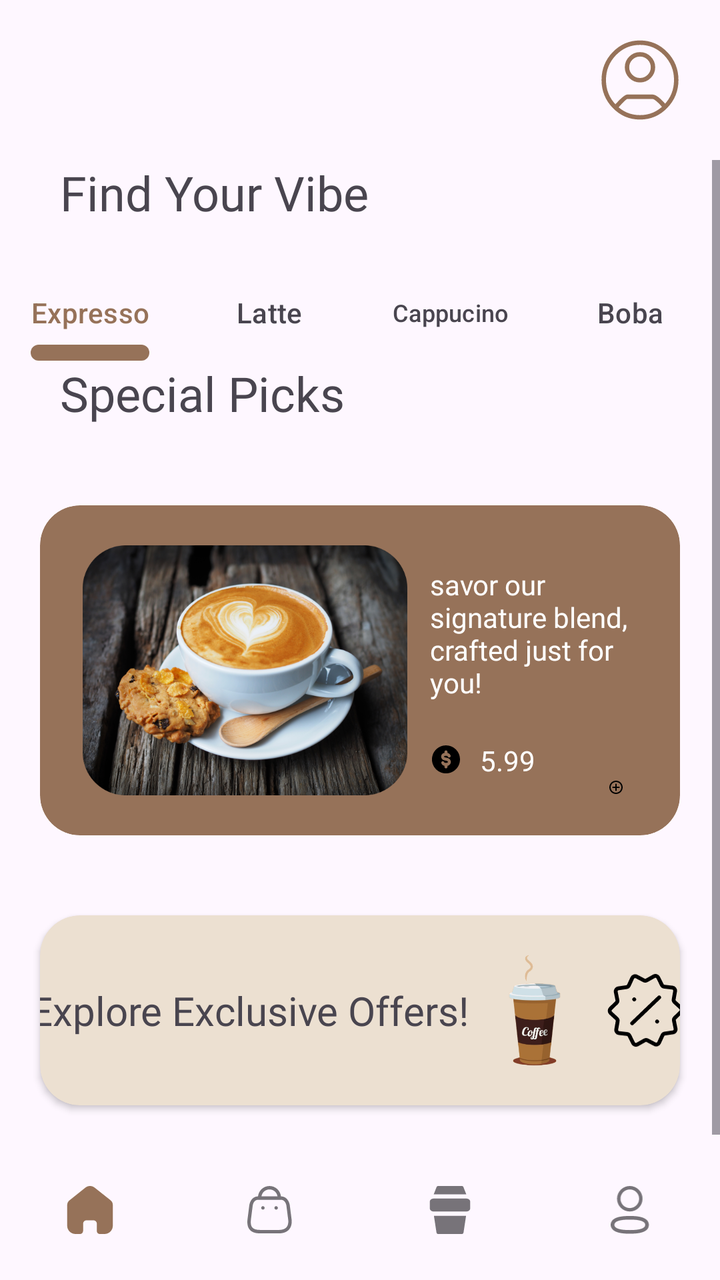
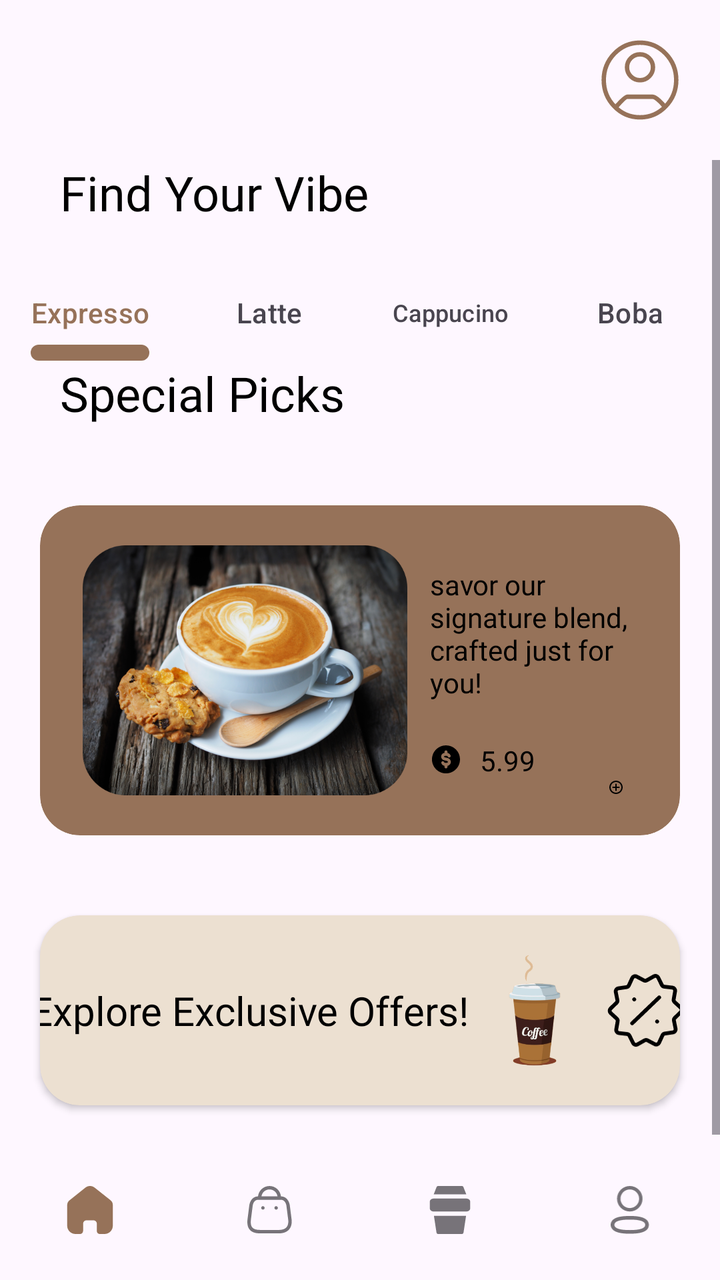

The first picture is an Android layout as it rendered before a commit; the second is the same layout after the commit. The layout source and the unified diff follow.
<!-- AndroidManifest.xml: application theme Theme.Coffeeshop -->
<!-- res/layout/activity_user_dashboard.xml -->
<?xml version="1.0" encoding="utf-8"?>
<RelativeLayout xmlns:android="http://schemas.android.com/apk/res/android"
    xmlns:app="http://schemas.android.com/apk/res-auto"
    xmlns:tools="http://schemas.android.com/tools"
    android:id="@+id/main"
    android:layout_width="match_parent"
    android:layout_height="match_parent"
    android:orientation="vertical"
    tools:context=".User.UserDashboard">


    <ImageView
        android:id="@+id/userProfile"
        android:layout_width="40dp"
        android:layout_height="40dp"
        android:layout_alignParentTop="true"
        android:layout_alignParentEnd="true"
        android:layout_margin="20dp"
        android:contentDescription="@string/profileIcon"
        android:src="@drawable/user_profile_circle" />


        <ScrollView
            android:id="@+id/scrollView"
            android:layout_below="@id/userProfile"
            android:layout_above="@id/bottom_navigation"
            android:layout_width="match_parent"
            android:layout_height="0dp">

            <LinearLayout
                android:layout_width="match_parent"
                android:layout_height="wrap_content"
                android:orientation="vertical">

                <RelativeLayout
                    android:id="@+id/findYourVibe"
                    android:layout_width="match_parent"
                    android:layout_height="wrap_content"
                    android:layout_marginStart="20dp"
                    android:layout_marginBottom="20dp">

                    <TextView
                        android:layout_width="wrap_content"
                        android:layout_height="wrap_content"
                        android:layout_alignParentStart="true"
                        android:layout_centerInParent="true"
                        android:fontFamily="@font/roboto"
                        android:paddingStart="10dp"
                        android:paddingEnd="80dp"
                        android:text="@string/findYourVibe"
                        android:textSize="24sp" />

                </RelativeLayout>

                <RelativeLayout
                    android:id="@+id/cardScroll"
                    android:layout_width="match_parent"
                    android:layout_height="wrap_content"
                    android:elevation="0dp">

                    <com.google.android.material.tabs.TabLayout
                        android:id="@+id/tablayout"
                        android:layout_width="match_parent"
                        android:layout_height="wrap_content"
                        android:background="#00FFFFFF"
                        android:elevation="0dp"
                        app:tabIndicator="@drawable/tabindicator">

                        <com.google.android.material.tabs.TabItem
                            android:layout_width="match_parent"
                            android:layout_height="wrap_content"
                            android:text="Expresso" />

                        <com.google.android.material.tabs.TabItem
                            android:layout_width="match_parent"
                            android:layout_height="wrap_content"
                            android:text="Latte" />

                        <com.google.android.material.tabs.TabItem
                            android:layout_width="match_parent"
                            android:layout_height="wrap_content"
                            android:text="Cappucino" />

                        <com.google.android.material.tabs.TabItem
                            android:layout_width="match_parent"
                            android:layout_height="wrap_content"
                            android:text="Boba" />


                    </com.google.android.material.tabs.TabLayout>

                    <androidx.viewpager2.widget.ViewPager2
                        android:id="@+id/viewPager"
                        android:layout_width="match_parent"
                        android:layout_height="wrap_content"
                        android:layout_below="@id/tablayout"
                        android:elevation="0dp" />


                </RelativeLayout>

                <RelativeLayout
                    android:layout_width="match_parent"
                    android:layout_height="wrap_content"
                    android:layout_marginStart="20dp"
                    android:layout_marginBottom="20dp">

                    <TextView
                        android:layout_width="wrap_content"
                        android:layout_height="wrap_content"
                        android:layout_alignParentStart="true"
                        android:layout_centerInParent="true"
                        android:fontFamily="@font/roboto"
                        android:paddingStart="10dp"
                        android:paddingEnd="80dp"
                        android:text="@string/specialPicks"
                        android:textSize="24sp" />

                </RelativeLayout>

                <RelativeLayout
                    android:layout_width="match_parent"
                    android:layout_height="wrap_content"
                    android:padding="20dp"
                    android:clipToPadding="false">


                    <androidx.cardview.widget.CardView
                        android:backgroundTint="@color/colorPrimary"
                        app:cardElevation="0dp"
                        android:layout_width="wrap_content"
                        android:layout_height="wrap_content"
                        app:cardCornerRadius="20dp">


                        <LinearLayout
                            android:layout_width="match_parent"
                            android:layout_height="wrap_content"
                            android:orientation="horizontal"
                            android:padding="20dp">

                            <ImageView
                                android:id="@+id/specialCoffeeImageview"
                                android:layout_width="165dp"
                                android:layout_height="125dp"
                                android:layout_gravity="center"
                                android:src="@drawable/cofeecup1_1" />

                            <LinearLayout
                                android:layout_width="wrap_content"
                                android:layout_height="match_parent"
                                android:orientation="vertical"
                                android:paddingStart="10dp">

                                <TextView
                                    android:layout_width="wrap_content"
                                    android:layout_height="wrap_content"
                                    android:fontFamily="@font/roboto"
                                    android:paddingTop="10dp"
                                    android:text="@string/specialPickTagLine"
                                    android:textColor="@color/white"
                                    android:textSize="14sp" />

                                <LinearLayout
                                    android:paddingTop="20dp"
                                    android:gravity="center"
                                    android:layout_width="wrap_content"
                                    android:layout_height="wrap_content"
                                    android:orientation="horizontal">

                                    <ImageView
                                        android:layout_width="wrap_content"
                                        android:layout_height="wrap_content"
                                        android:src="@drawable/dollar_coin_black" />

                                    <TextView
                                        android:layout_width="wrap_content"
                                        android:layout_height="wrap_content"
                                        android:paddingStart="10dp"
                                        android:paddingEnd="20dp"
                                        android:text="@string/val5_99"
                                        android:textColor="@color/white" />

                                </LinearLayout>

                                <RelativeLayout
                                    android:layout_width="wrap_content"
                                    android:layout_height="wrap_content">
                                    <ImageView
                                        android:layout_width="24dp"
                                        android:layout_height="24dp"
                                        android:layout_alignParentEnd="true"
                                        android:layout_alignParentBottom="true"
                                        android:src="@drawable/add_circle" />

                                </RelativeLayout>




                            </LinearLayout>
                        </LinearLayout>


                    </androidx.cardview.widget.CardView>










                </RelativeLayout>


                <RelativeLayout
                    android:gravity="center"
                    android:layout_width="match_parent"
                    android:layout_height="wrap_content"
                    android:padding="20dp"
                    android:clipToPadding="false">
                    <androidx.cardview.widget.CardView
                        android:backgroundTint="@color/colorSecondary"
                        app:cardCornerRadius="20dp"
                        android:layout_width="wrap_content"
                        android:layout_height="wrap_content">

                        <LinearLayout
                            android:layout_gravity="center"
                            android:gravity="center"
                            android:layout_width="wrap_content"
                            android:layout_height="wrap_content">

                            <TextView
                                android:layout_marginStart="10dp"
                                android:fontFamily="@font/roboto"
                                android:textSize="20sp"
                                android:layout_width="wrap_content"
                                android:layout_height="wrap_content"
                                android:text="@string/explore_exclusive_offers"/>

                            <ImageView
                                android:layout_width="66dp"
                                android:layout_height="95dp"
                                android:src="@drawable/tallcofeecup" />
                            <ImageView
                                android:layout_marginEnd="10dp"
                                android:layout_width="45dp"
                                android:layout_height="45dp"
                                android:src="@drawable/discount_star_03"/>


                        </LinearLayout>


                    </androidx.cardview.widget.CardView>
                </RelativeLayout>


            </LinearLayout>




        </ScrollView>


    <com.google.android.material.bottomnavigation.BottomNavigationView
        android:id="@+id/bottom_navigation"
        style="@style/CustomBottomNavigationStyle"
        android:layout_width="match_parent"
        android:layout_height="70dp"
        android:layout_alignParentBottom="true"
        android:background="#00FFFFFF"
        app:labelVisibilityMode="unlabeled"
        app:menu="@menu/bottom_nav_menu" />


    </RelativeLayout>
<!-- resources referenced by this layout -->
<resources>
  <color name="colorPrimary">#967259</color>
  <color name="colorSecondary">#ECE0D1</color>
  <color name="white">#FFFFFFFF</color>
  <!-- drawable add_circle (drawable) -->
  <vector xmlns:android="http://schemas.android.com/apk/res/android"
      android:width="24dp"
      android:height="24dp"
      android:viewportWidth="24"
      android:viewportHeight="24">
    <path
        android:pathData="M13,7.5C13,6.948 12.552,6.5 12,6.5C11.448,6.5 11,6.948 11,7.5H13ZM11,16.5C11,17.052 11.448,17.5 12,17.5C12.552,17.5 13,17.052 13,16.5H11ZM16.5,13C17.052,13 17.5,12.552 17.5,12C17.5,11.448 17.052,11 16.5,11V13ZM7.5,11C6.948,11 6.5,11.448 6.5,12C6.5,12.552 6.948,13 7.5,13V11ZM20,12C20,16.418 16.418,20 12,20V22C17.523,22 22,17.523 22,12H20ZM12,20C7.582,20 4,16.418 4,12H2C2,17.523 6.477,22 12,22V20ZM4,12C4,7.582 7.582,4 12,4V2C6.477,2 2,6.477 2,12H4ZM12,4C16.418,4 20,7.582 20,12H22C22,6.477 17.523,2 12,2V4ZM11,7.5L11,12H13L13,7.5H11ZM11,12V16.5H13V12H11ZM16.5,11H12V13H16.5V11ZM12,11H7.5V13H12V11Z"
        android:fillColor="#000000"/>
  </vector>
  <!-- drawable tabindicator (drawable) -->
  <?xml version="1.0" encoding="utf-8"?>
  <shape xmlns:android="http://schemas.android.com/apk/res/android">
    <size
        android:width="8dp"
        android:height="8dp" />
    <solid android:color="@color/colorPrimary" /> 
    <corners android:radius="50dp" /> 
  </shape>
  <!-- drawable user_profile_circle (drawable) -->
  <vector xmlns:android="http://schemas.android.com/apk/res/android"
      android:width="35dp"
      android:height="36dp"
      android:viewportWidth="35"
      android:viewportHeight="36">
    <path
        android:pathData="M6.225,30.6C7.013,29.696 10.703,25.537 11.784,25.537H23.217C24.784,25.537 27.982,28.985 28.775,30.2M33.9,18C33.9,27.278 26.558,34.8 17.5,34.8C8.443,34.8 1.1,27.278 1.1,18C1.1,8.722 8.443,1.2 17.5,1.2C26.558,1.2 33.9,8.722 33.9,18ZM23.375,12.274C23.375,9.069 20.733,6.45 17.5,6.45C14.268,6.45 11.626,9.069 11.626,12.274C11.626,15.479 14.268,18.098 17.5,18.098C20.733,18.098 23.375,15.479 23.375,12.274Z"
        android:strokeWidth="2"
        android:fillColor="#00000000"
        android:strokeColor="@color/colorPrimary"/>
  </vector>
  <string name="explore_exclusive_offers">Explore Exclusive Offers!</string>
  <string name="findYourVibe">Find Your Vibe</string>
  <string name="profileIcon">ProfileIcon</string>
  <string name="specialPickTagLine">savor our signature blend, crafted just for you!</string>
  <string name="specialPicks">Special Picks</string>
  <string name="val5_99">5.99</string>
  <style name="CustomBottomNavigationStyle" parent="Widget.MaterialComponents.BottomNavigationView">
          <item name="itemIconSize">24dp</item>
          <item name="itemPaddingTop">0dp</item>
          <item name="itemPaddingBottom">0dp</item>
          <item name="itemTextAppearanceInactive">@style/TextAppearance.AppCompat.Caption</item>
          <item name="itemTextAppearanceActive">@style/TextAppearance.AppCompat.Caption</item>
      </style>
  <style name="Theme.Coffeeshop" parent="Base.Theme.Coffeeshop" />
  <style name="Base.Theme.Coffeeshop" parent="Theme.Material3.DayNight.NoActionBar">
          
          
          <item name="colorPrimary">@color/colorPrimary</item>
          <item name="colorSecondary">@color/colorSecondary</item>
      </style>
  <!-- unchanged entries left out for length: 4 -->
</resources>

<!-- the commit's change to res/layout/activity_user_dashboard.xml (unified diff, before → after) -->
@@ -126,6 +126,7 @@
 
 
                     <androidx.cardview.widget.CardView
+                        android:theme="@style/CardTextStyle"
                         android:backgroundTint="@color/colorPrimary"
                         app:cardElevation="0dp"
                         android:layout_width="wrap_content"
@@ -137,7 +138,8 @@
                             android:layout_width="match_parent"
                             android:layout_height="wrap_content"
                             android:orientation="horizontal"
-                            android:padding="20dp">
+                            android:padding="20dp"
+                            android:theme="@style/CardTextStyle">
 
                             <ImageView
                                 android:id="@+id/specialCoffeeImageview"
@@ -158,7 +160,6 @@
                                     android:fontFamily="@font/roboto"
                                     android:paddingTop="10dp"
                                     android:text="@string/specialPickTagLine"
-                                    android:textColor="@color/white"
                                     android:textSize="14sp" />
 
                                 <LinearLayout
@@ -178,8 +179,7 @@
                                         android:layout_height="wrap_content"
                                         android:paddingStart="10dp"
                                         android:paddingEnd="20dp"
-                                        android:text="@string/val5_99"
-                                        android:textColor="@color/white" />
+                                        android:text="@string/val5_99" />
 
                                 </LinearLayout>
 
@@ -229,6 +229,7 @@
                         android:layout_height="wrap_content">
 
                         <LinearLayout
+                            android:theme="@style/CardTextStyle"
                             android:layout_gravity="center"
                             android:gravity="center"
                             android:layout_width="wrap_content"
<!-- resource entries referenced after the edit -->
@@ -3,6 +3,10 @@
   <color name="colorPrimary">#967259</color>
   <color name="colorSecondary">#ECE0D1</color>
   <color name="white">#FFFFFFFF</color>
+  <style name="CustomButtonStyle" parent="Widget.Material3.Button">
+          <item name="android:textColor">@color/white</item>
+          <item name="android:backgroundTint">@color/colorPrimary</item>
+      </style>
   <!-- drawable add_circle (drawable) -->
   <vector xmlns:android="http://schemas.android.com/apk/res/android"
       android:width="24dp"
@@ -40,19 +44,30 @@
   <string name="specialPickTagLine">savor our signature blend, crafted just for you!</string>
   <string name="specialPicks">Special Picks</string>
   <string name="val5_99">5.99</string>
+  <style name="CardTextStyle">
+          <item name="android:textColor">@color/black</item> 
+      </style>
   <style name="CustomBottomNavigationStyle" parent="Widget.MaterialComponents.BottomNavigationView">
           <item name="itemIconSize">24dp</item>
           <item name="itemPaddingTop">0dp</item>
           <item name="itemPaddingBottom">0dp</item>
           <item name="itemTextAppearanceInactive">@style/TextAppearance.AppCompat.Caption</item>
           <item name="itemTextAppearanceActive">@style/TextAppearance.AppCompat.Caption</item>
+          <item name="background">@style/bottomNavStyle</item>
       </style>
   <style name="Theme.Coffeeshop" parent="Base.Theme.Coffeeshop" />
+  <color name="black">#FF000000</color>
+  <style name="bottomNavStyle">
+          <item name="android:background">@color/white</item>
+      </style>
   <style name="Base.Theme.Coffeeshop" parent="Theme.Material3.DayNight.NoActionBar">
           
           
           <item name="colorPrimary">@color/colorPrimary</item>
           <item name="colorSecondary">@color/colorSecondary</item>
+          <item name="android:textColor">@color/black</item>
+          <item name="materialButtonStyle">@style/CustomButtonStyle</item>
+  
       </style>
   <!-- unchanged entries left out for length: 4 -->
 </resources>
